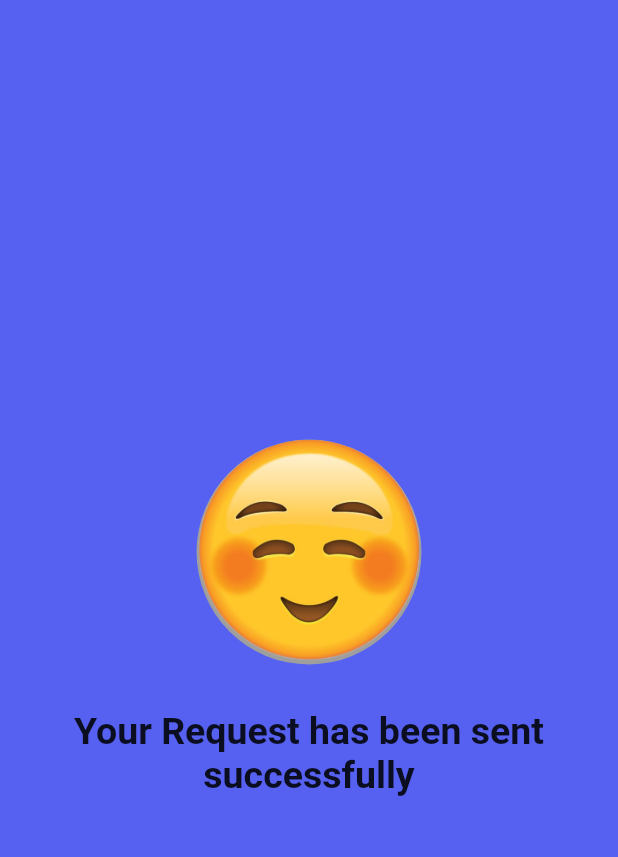
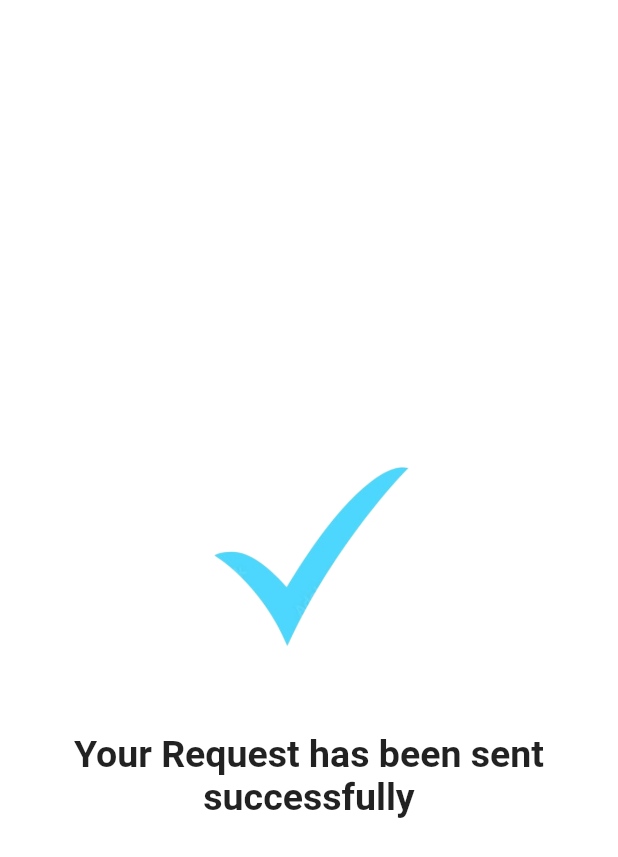
Before and after one commit to samaaahmedd/graduation_projectt, a Flutter app: the CompletedRequest screen opened directly, on a phone screen of 412 x 824 dp. Shown: the top 857 px of the screen. Run offline on Flutter 3.47's test engine with Material 2 defaults, Android fonts, the light colour scheme and no system bars; our stand-ins replace equatable, shared_preferences; missing offline and left inert: dart:ffi, multiselect; accounts and stored records are empty.

Commit message:
create new pages and update

```diff
--- a/lib/completed_req/completed_req.dart
+++ b/lib/completed_req/completed_req.dart
@@ -21,7 +21,7 @@ class _CompletedRequestState extends State<CompletedRequest> {
   @override
   Widget build(BuildContext context) {
     return Scaffold(
-      backgroundColor: Color(0xff5661f1),
+      backgroundColor: Color(0xffffffff),
       body:
       Center(
         child: Padding(
@@ -33,22 +33,18 @@ class _CompletedRequestState extends State<CompletedRequest> {
               children: [
                 Center(
                   child: Container(
-                    height: 150,
-                    width: 150,
+                    height: 180,
+                    width: 180,
                     decoration: const BoxDecoration(
-                        color: Colors.grey,
-                        shape: BoxShape.circle,
+
                         image: DecorationImage(
-                            image: AssetImage("assets/smile.png"),
+                            image: AssetImage("assets/mark.png"),
                             fit: BoxFit.cover)),
                   ),
                 ),
                 const SizedBox(height: 30,),
 
                 Center(child: const Text(textAlign: TextAlign.center ,"Your Request has been sent successfully",style: TextStyle(fontSize: 25, fontWeight: FontWeight.bold) )),
-
-
-
 
             ],
 
--- a/lib/host_page.dart
+++ b/lib/host_page.dart
@@ -33,7 +33,7 @@ class _HostPageState extends State<HostPage> {
             label: 'Messages',
           ),
           BottomNavigationBarItem(
-            icon: Icon(Icons.account_circle_outlined),
+            icon: Icon(Icons.),
             label: 'Profile',
           ),
         ],
--- a/lib/splash/splash_page.dart
+++ b/lib/splash/splash_page.dart
@@ -43,7 +43,8 @@ class _SplashPageState extends State<SplashPage> {
       Navigator.of(context).pushReplacement(MaterialPageRoute(
         builder: (context) => const HostPage(),
       ));
-    } else {
+    }
+    else {
       Navigator.of(context).pushReplacement(MaterialPageRoute(
         builder: (context) => const  WelcomePage(),
       ));
```
Also changed, not shown: lib/common/color/app_color.dart (added, +12 -0 lines), assets/mark.png (added), assets/rightmark.png (added), assets/smile.png (deleted).
